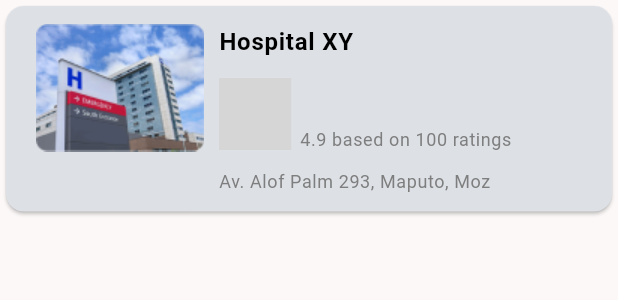
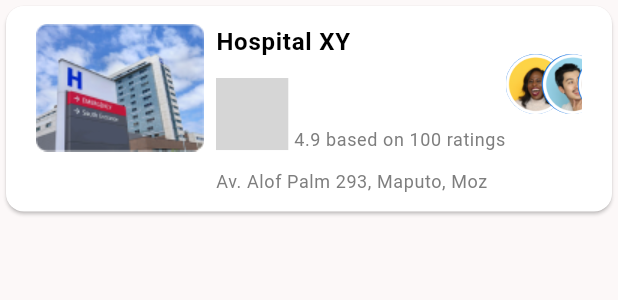
Before and after one commit to megaafu/VoletDesign, a Flutter app: the MapCard widget shown alone on an empty page, opened directly, on a phone screen of 412 x 824 dp. Shown: the top 300 px of the screen. Run offline on Flutter 3.47's test engine with Material 3 defaults, Android fonts, the phone set to English and light mode, and no system bars; our stand-ins replace google_fonts, google_maps_flutter; missing offline and left inert: flutter_svg_icons; statements that could not run were skipped; grey boxes are pictures that could not be loaded.

Commit message:
[VoletDesign] Add ellipses to Maps page card

```diff
--- a/lib/src/pages/maps.dart
+++ b/lib/src/pages/maps.dart
@@ -40,9 +40,12 @@ class _MapsVoletState extends State<MapsVolet> {
               ),
             },
           ),
-          const Align(
-            alignment: Alignment.bottomCenter,
-            child: MapCard(),
+          const Padding(
+            padding: EdgeInsets.only(bottom: 20.0),
+            child: Align(
+              alignment: Alignment.bottomCenter,
+              child: MapCard(),
+            ),
           ),
         ],
       ),
--- a/lib/src/widgets/home/home_app_bar.dart
+++ b/lib/src/widgets/home/home_app_bar.dart
@@ -9,6 +9,8 @@ class HomeAppBar extends StatelessWidget implements PreferredSize {
   @override
   Widget build(BuildContext context) {
     return AppBar(
+      centerTitle: false,
+      leadingWidth: 0,
       elevation: 0,
       title: Column(
         crossAxisAlignment: CrossAxisAlignment.start,
--- a/lib/src/widgets/home/my_card.dart
+++ b/lib/src/widgets/home/my_card.dart
@@ -22,7 +22,7 @@ class MyCard extends StatelessWidget {
             const SizedBox(width: 10),
             _title(context),
             const Spacer(),
-            MediaQuery.of(context).size.width > 374
+            MediaQuery.of(context).size.width > 400
                 ? _trailing(context)
                 : Container(),
           ],
--- a/lib/src/widgets/maps/mapcard.dart
+++ b/lib/src/widgets/maps/mapcard.dart
@@ -1,5 +1,12 @@
 import 'package:flutter/material.dart';
 import 'package:flutter_svg_icons/flutter_svg_icons.dart';
+
+var ellipses = [
+  "assets/ellipse1.png",
+  "assets/ellipse2.png",
+  "assets/ellipse3.png",
+  "assets/ellipse4.png",
+];
 
 class MapCard extends StatelessWidget {
   const MapCard({
@@ -9,7 +16,7 @@ class MapCard extends StatelessWidget {
   @override
   Widget build(BuildContext context) {
     return Card(
-      color: const Color(0xFFDDE1E6),
+      color: Colors.white,
       child: IntrinsicHeight(
         child: Container(
           padding: const EdgeInsets.symmetric(vertical: 12, horizontal: 20),
@@ -17,7 +24,7 @@ class MapCard extends StatelessWidget {
             crossAxisAlignment: CrossAxisAlignment.start,
             children: [
               Image.asset("assets/hospital.png"),
-              const SizedBox(width: 10),
+              const SizedBox(width: 8),
               Column(
                 mainAxisAlignment: MainAxisAlignment.spaceBetween,
                 crossAxisAlignment: CrossAxisAlignment.start,
@@ -40,7 +47,7 @@ class MapCard extends StatelessWidget {
                             icon: SvgIconData('assets/icons/star.svg'),
                           ),
                         ),
-                        const WidgetSpan(child: SizedBox(width: 6)),
+                        const WidgetSpan(child: SizedBox(width: 4)),
                         TextSpan(
                           text: "4.9 based on 100 ratings",
                           style: Theme.of(context).textTheme.bodySmall,
@@ -55,6 +62,22 @@ class MapCard extends StatelessWidget {
                   )
                 ],
               ),
+              Expanded(
+                child: Stack(
+                  children: List.generate(
+                    4,
+                    (index) {
+                      return Positioned(
+                        top: 20,
+                        left: index * 24,
+                        child: CircleAvatar(
+                          child: Image.asset(ellipses[index]),
+                        ),
+                      );
+                    },
+                  ),
+                ),
+              ),
             ],
           ),
         ),
```
